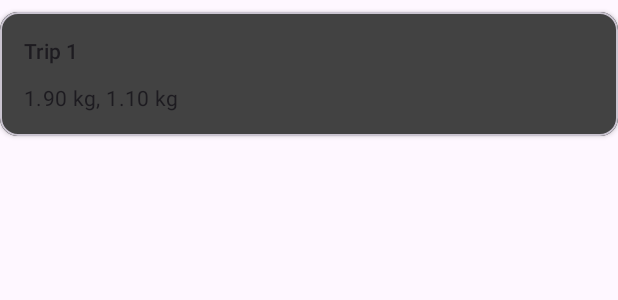
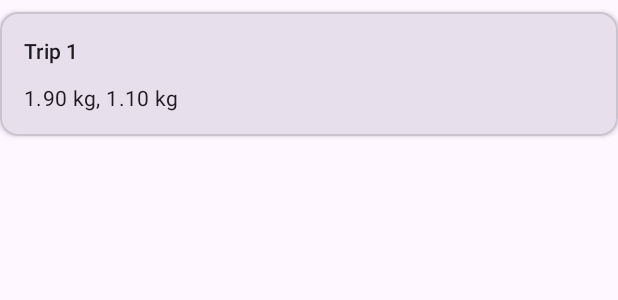
Before and after one commit to eranio/efficient-janitor, an Android app: the layout trip_item.xml on its own in the app's theme, with its tools: preview values and no code run, on a phone screen of 412 x 824 dp. Shown: the top 300 px of the screen. Run offline under Robolectric (Android 15) with nearby library versions, the phone set to English and light mode, and no system bars.

Commit message:
fix dark-light modes

```diff
--- a/app/src/main/java/com/eranio/efficientjanitor/ui/result/TripsAdapter.kt
+++ b/app/src/main/java/com/eranio/efficientjanitor/ui/result/TripsAdapter.kt
@@ -1,5 +1,6 @@
 package com.eranio.efficientjanitor.ui.result
 
+import android.content.res.ColorStateList
 import android.view.LayoutInflater
 import android.view.ViewGroup
 import android.widget.ImageView
@@ -9,6 +10,7 @@ import androidx.recyclerview.widget.ListAdapter
 import androidx.recyclerview.widget.RecyclerView
 import com.eranio.efficientjanitor.R
 import com.eranio.efficientjanitor.databinding.TripItemBinding
+import com.google.android.material.color.MaterialColors
 
 class TripsAdapter : ListAdapter<List<Double>, TripsAdapter.TripViewHolder>(DiffCallback) {
 
@@ -43,6 +45,9 @@ class TripsAdapter : ListAdapter<List<Double>, TripsAdapter.TripViewHolder>(Diff
                         rightMargin = iconMargin
                     }
                 }
+                val tint = MaterialColors.getColor(itemView, com.google.android.material.R.attr.colorOnSurface)
+                iv.imageTintList = ColorStateList.valueOf(tint)
+
                 container.addView(iv)
             }
         }
--- a/app/src/main/res/layout/trip_item.xml
+++ b/app/src/main/res/layout/trip_item.xml
@@ -13,12 +13,12 @@
         android:layout_width="match_parent"
         android:layout_height="wrap_content"
         android:orientation="vertical"
-        android:background="@color/cardview_dark_background"
         android:padding="16dp">
 
         <TextView
             android:id="@+id/tripTitle"
             style="@style/TextAppearance.Material3.TitleSmall"
+            android:textColor="?attr/colorOnSurface"
             android:layout_width="wrap_content"
             android:layout_height="wrap_content"
             tools:text="Trip 1" />
@@ -33,6 +33,7 @@
         <TextView
             android:id="@+id/tripWeights"
             style="@style/TextAppearance.Material3.BodyMedium"
+            android:textColor="?attr/colorOnSurface"
             android:layout_width="wrap_content"
             android:layout_height="wrap_content"
             android:layout_marginTop="4dp"
```
Also changed, not shown: 1 other file.
